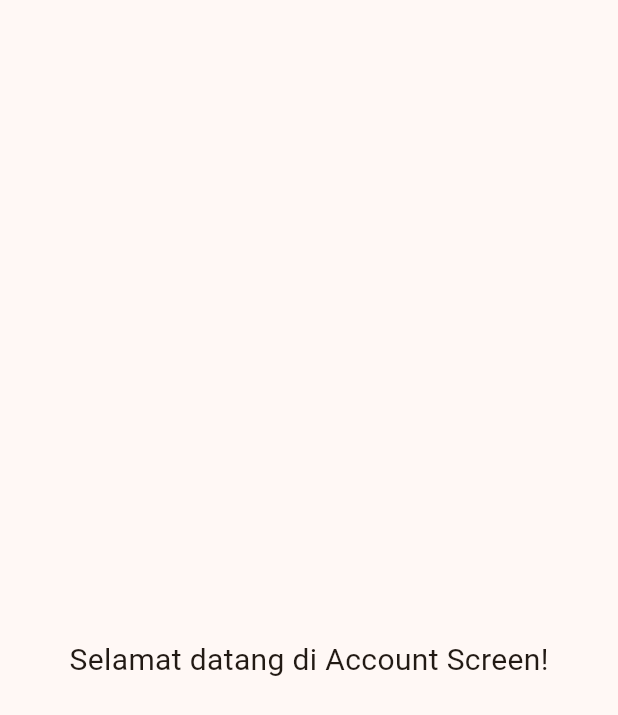
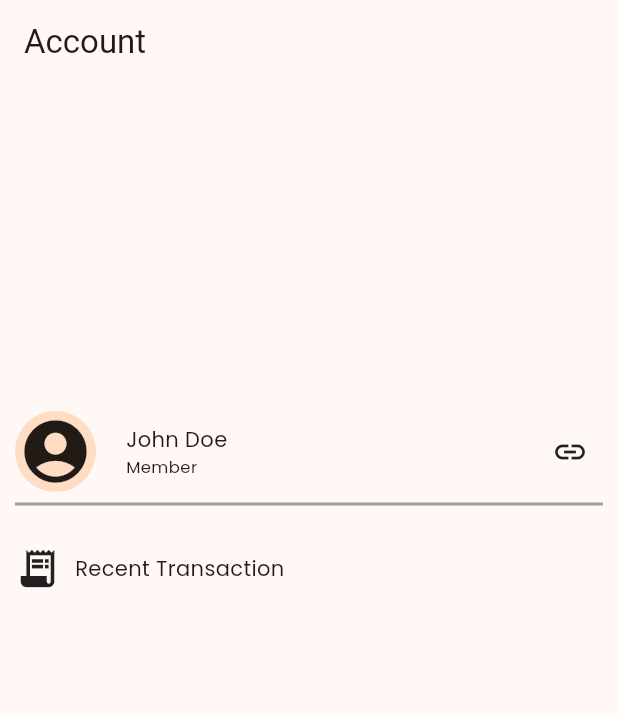
Before and after one commit to Roxx1ne/AmbataApp, a Flutter app: the AccountScreen screen opened directly, on a phone screen of 412 x 824 dp. Shown: the top 715 px of the screen. Run offline on Flutter 3.47's test engine with Material 3 defaults, Android fonts, the phone set to English and light mode, and no system bars; our stand-ins replace bloc, equatable, flutter_bloc, go_router, google_fonts; accounts and stored records are empty.

Commit message:
add widget account dan menambahkan recent transaction

```diff
--- a/lib/ui/app.dart
+++ b/lib/ui/app.dart
@@ -1,6 +1,7 @@
 import 'package:ambataapp/data/repository/authentication/default_authentication_repository.dart';
 import 'package:ambataapp/data/repository/cart/cart_repository.dart';
 import 'package:ambataapp/data/repository/pastry_repository.dart';
+import 'package:ambataapp/ui/screen/account/account_screen.dart';
 import 'package:ambataapp/ui/screen/home/home_screen.dart';
 import 'package:ambataapp/ui/screen/search/search_screen.dart';
 import 'package:ambataapp/ui/screen/splash/splash_screen.dart';
--- a/lib/ui/navigation.dart
+++ b/lib/ui/navigation.dart
@@ -85,8 +85,7 @@ final router = GoRouter(
         GoRoute(
           name: TopLevelDestinations.account.name,
           path: TopLevelDestinations.account.path,
-          builder: (context, state) => const Center(
-            child: Text('Account'),
+          builder: (context, state) => const AccountScreen (
           ),
           parentNavigatorKey: _shellNavigatorKey,
         ),
--- a/lib/ui/screen/account/account_screen.dart
+++ b/lib/ui/screen/account/account_screen.dart
@@ -1,20 +1,108 @@
 import 'package:flutter/material.dart';
+import 'package:google_fonts/google_fonts.dart';
+
+import 'recent_transaction.dart';
 
 class AccountScreen extends StatelessWidget {
-  const AccountScreen({super.key});
+  const AccountScreen({Key? key});
 
   @override
   Widget build(BuildContext context) {
+    final colorScheme = Theme.of(context).colorScheme;
     return Scaffold(
       appBar: AppBar(
-        title: Text(''),
+        title: const Text(
+          'Account',
+          style: TextStyle(fontSize: 22),
+        ),
         automaticallyImplyLeading: false,
+        backgroundColor: colorScheme.surface,
       ),
-      body: Center(
-        child: Text(
-          'Selamat datang di Account Screen!',
-          style: TextStyle(fontSize: 20),
-        ),
+      body: Stack(
+        children: <Widget>[
+          Positioned(
+            bottom: 480,
+            left: 10,
+            right: 10,
+            child: Column(
+              children: <Widget>[
+                Row(
+                  mainAxisAlignment: MainAxisAlignment.spaceBetween,
+                  children: <Widget>[
+                    Container(
+                      decoration: BoxDecoration(
+                        color: colorScheme.primaryContainer,
+                        shape: BoxShape.circle,
+                      ),
+                      child: Padding(
+                        padding: EdgeInsets.all(2),
+                        child: Icon(
+                          Icons.account_circle,
+                          color: colorScheme.onSurface,
+                          size: 50,
+                        ),
+                      ),
+                    ),
+                    SizedBox(width: 20),
+                    Expanded(
+                      child: Column(
+                        crossAxisAlignment: CrossAxisAlignment.start,
+                        children: <Widget>[
+                          Text(
+                            'John Doe',
+                            style: GoogleFonts.poppins(
+                              fontSize: 14,
+                            ),
+                          ),
+                          Text(
+                            'Member',
+                            style: GoogleFonts.poppins(
+                              fontSize: 11,
+                            ),
+                          ),
+                        ],
+                      ),
+                    ),
+                    Spacer(),
+                    Container(
+                      margin: EdgeInsets.only(left: 10, right: 10),
+                      child: Icon(Icons.link, size: 24),
+                    ),
+                  ],
+                ),
+                Divider(
+                  thickness: 2,
+                  color: Colors.grey,
+                ),
+              ],
+            ),
+          ),
+          Positioned(
+            bottom: 430,
+            left: 10,
+            child: InkWell(
+              onTap: () {
+                // Navigasi ke halaman "Recent Transaction" ketika diklik
+                Navigator.push(
+                  context,
+                  MaterialPageRoute(builder: (context) => RecentTransactionPage()),
+                );
+              },
+              child: Row(
+                children: <Widget>[
+                  Icon(Icons.receipt_long, size: 30),
+                  SizedBox(width: 10),
+                  Text(
+                    'Recent Transaction',
+                    style: GoogleFonts.poppins(
+                      fontSize: 14,
+                    ),
+                  ),
+                ],
+              ),
+            ),
+          ),
+        ],
       ),
     );
   }
```
Also changed, not shown: lib/ui/screen/account/recent_transaction.dart (added, +168 -0 lines), pubspec.yaml (+10 -0 lines), assets/img/1recent.png (added), assets/img/bread1.png (added), assets/img/cake1.png (added), assets/img/cookies1.png (added), assets/img/croissant1.png (added), assets/img/desert.png (added), assets/img/donut.png (added), assets/img/kue_kacang.png (added), assets/img/kue_ulang_tahun.png (added), assets/img/wedding_cake.png (added).
